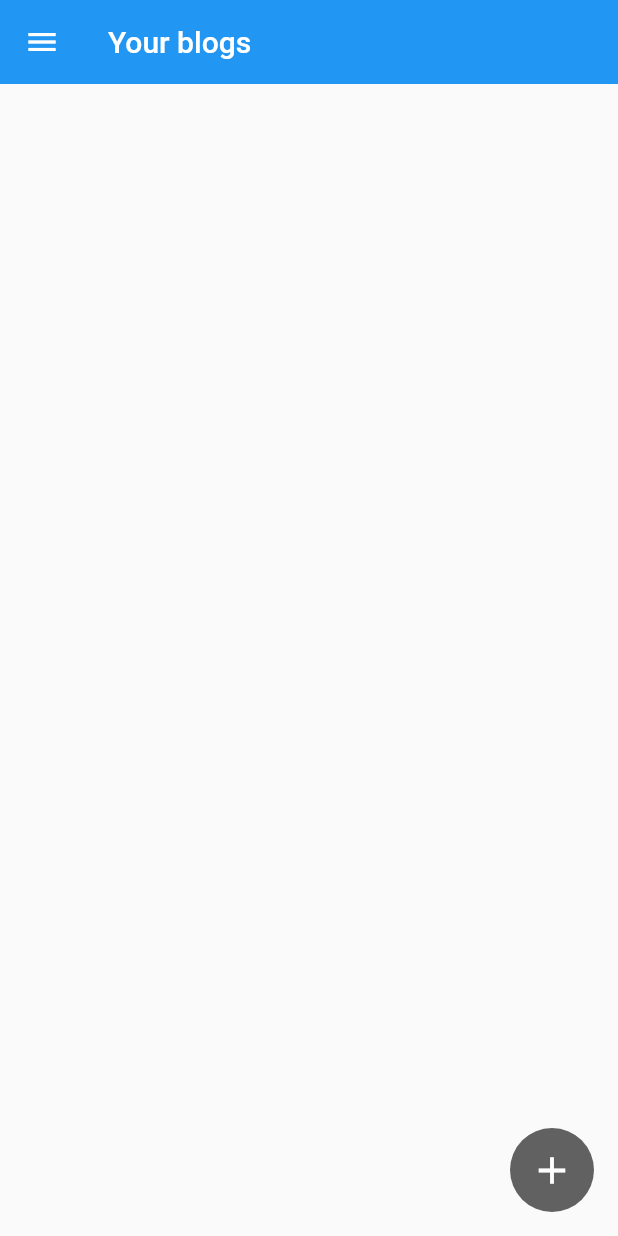
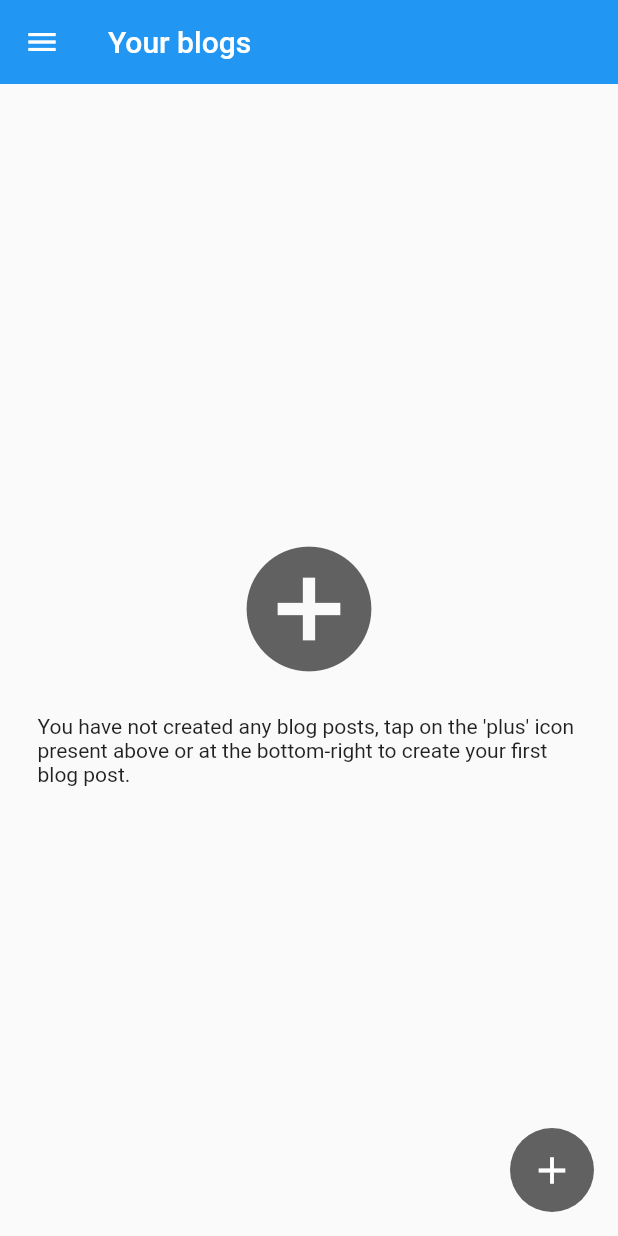
Before and after one commit to ahmedgulabkhan/Atlas, a Flutter app: the HomePage screen opened directly, on a phone screen of 412 x 824 dp. Run offline on Flutter 3.47's test engine with Material 2 defaults, Android fonts, the phone set to English and light mode, and no system bars; our stand-ins replace cloud_firestore, firebase_auth, flutter_spinkit, shared_preferences; accounts and stored records are empty.

Commit message:
posts update

```diff
--- a/lib/pages/home_page.dart
+++ b/lib/pages/home_page.dart
@@ -69,20 +69,26 @@ class _HomePageState extends State<HomePage> {
     );
   }
 
-  Widget groupsList() {
+  Widget blogPostsList() {
     return StreamBuilder(
       stream: _blogPosts,
       builder: (context, snapshot) {
         if(snapshot.hasData) {
+          if(snapshot.data.documents != null && snapshot.data.documents.length != 0) {
             return ListView.builder(
               itemCount: snapshot.data.documents.length,
               itemBuilder: (context, index) {
                 return ListTile(
                   title: Text(snapshot.data.documents[index].data['blogPostTitle']),
                   subtitle: Text(snapshot.data.documents[index].data['blogPostContent']),
+                  trailing: Text(snapshot.data.documents[index].data['date']),
                 );
               }
             );
+          }
+          else {
+            return noBlogPostWidget();
+          }
         }
         else {
           return noBlogPostWidget();
@@ -138,7 +144,7 @@ class _HomePageState extends State<HomePage> {
           ),
         ),
       ),
-      body: groupsList(),
+      body: blogPostsList(),
       floatingActionButton: FloatingActionButton(
         onPressed: () {
           Navigator.push(context, MaterialPageRoute(builder: (context) => BlogPage(uid: _user.uid, userName: _userName, userEmail: _userEmail)));
--- a/lib/services/database_service.dart
+++ b/lib/services/database_service.dart
@@ -1,4 +1,5 @@
 import 'package:cloud_firestore/cloud_firestore.dart';
+import 'package:intl/intl.dart';
 
 class DatabaseService {
 
@@ -34,7 +35,8 @@ class DatabaseService {
       'blogPostAuthor': author,
       'blogPostAuthorEmail': authorEmail,
       'blogPostContent': content,
-      'createdAt': new DateTime.now()
+      'createdAt': new DateTime.now(),
+      'date': DateFormat.yMMMd('en_US').format(new DateTime.now())
     });
   }
 
--- a/pubspec.yaml
+++ b/pubspec.yaml
@@ -32,6 +32,7 @@ dependencies:
   firebase_auth: ^0.16.1
   cloud_firestore: ^0.13.6
   flutter_spinkit: ^4.1.2+1
+  intl: ^0.16.1
 
 dev_dependencies:
   flutter_test:
```
Also changed, not shown: pubspec.lock. Lines whose indentation alone changed are shown as unchanged.
